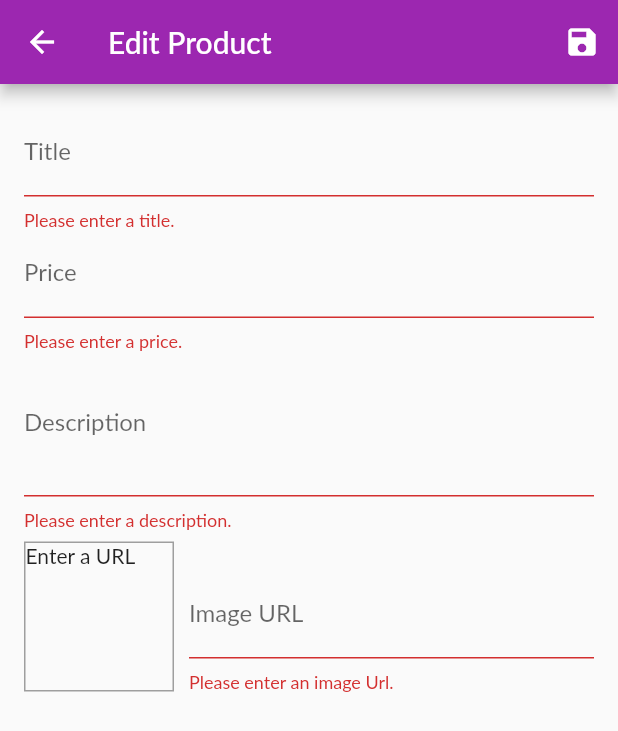
After one commit to olwethuGIT/mobile_commerce_shop, a Flutter app: the EditProductScreen screen opened by its route, after a tap on the "save" icon, on a phone screen of 412 x 824 dp. The commit adds this screen. Shown: the top 731 px of the screen. Run offline on Flutter 3.47's test engine with Material 2 defaults, Android fonts, the phone set to English and light mode, and no system bars; network calls fail; Roboto replaces fonts that are missing (Lato).

Commit message:
:updated the the code to work - Add to cart, delete products and add products.

```diff
--- a/lib/providers/products.dart
+++ b/lib/providers/products.dart
@@ -37,13 +37,7 @@ class Products with ChangeNotifier {
     )
   ];
 
-  //var _showFavouritesOnly = false;
-
   List<Product> get items {
-    // if (_showFavouritesOnly) {
-    //   return _items.where((prodItem) => prodItem.isFavourite).toList();
-    // }
-
     return [..._items];
   }
 
@@ -55,13 +49,31 @@ class Products with ChangeNotifier {
     return _items.firstWhere((p) => p.id == id);
   }
 
-  // void showFavoritesOnly() {
-  //   _showFavouritesOnly = true;
-  //   notifyListeners();
-  // }
-  //
-  // void showAll() {
-  //   _showFavouritesOnly = false;
-  //   notifyListeners();
-  // }
+  void addProduct(Product product) {
+    final newProduct = Product (
+        title: product.title,
+        description: product.description,
+        price: product.price,
+        imageUrl: product.imageUrl,
+        id: DateTime.now().toString());
+
+    _items.add(newProduct);
+    notifyListeners();
+  }
+
+  void updateProduct(String id, Product product) {
+    final prodIndex = _items.indexWhere((prod) => prod.id == id);
+
+    if(prodIndex >= 0 ) {
+      _items[prodIndex] = product;
+      notifyListeners();
+    } else {
+      print('...');
+    }
+  }
+
+  void deleteProduct(String id) {
+    _items.removeWhere((prod) => prod.id == id);
+    notifyListeners();
+  }
 }
--- /dev/null
+++ b/lib/screens/edit_product_screen.dart
@@ -0,0 +1,268 @@
+import 'package:flutter/material.dart';
+import 'package:provider/provider.dart';
+import '../providers/product.dart';
+import '../providers/products.dart';
+
+
+class EditProductScreen extends StatefulWidget {
+  static const routeName = '/edit-product';
+  const EditProductScreen({Key? key}) : super(key: key);
+
+  @override
+  _EditProductScreenState createState() => _EditProductScreenState();
+}
+
+class _EditProductScreenState extends State<EditProductScreen> {
+  final _priceFocusNode = FocusNode();
+  final _descFocusNode = FocusNode();
+  final _imageUrlFocusNode = FocusNode();
+  final _imageUrlController = TextEditingController();
+  final _formKey = GlobalKey<FormState>();
+  var _editedProduct = Product(id: '', title: '', price: 0, description: '', imageUrl: '');
+  var _isInit = true;
+  var _initValues = {
+    'title': '',
+    'description': '',
+    'price': ''
+  };
+
+
+  @override
+  void initState() {
+    _imageUrlFocusNode.addListener(_updateImageUrl);
+    super.initState();
+  }
+
+  @override
+  void dispose() {
+    _priceFocusNode.dispose();
+    _descFocusNode.dispose();
+    _imageUrlFocusNode.dispose();
+    _imageUrlController.dispose();
+    _imageUrlFocusNode.removeListener(_updateImageUrl);
+    super.dispose();
+  }
+
+
+  @override
+  void didChangeDependencies() {
+    if (_isInit) {
+      final productId = ModalRoute.of(context)?.settings.arguments as String?;
+
+      if (productId != null) {
+        _editedProduct =
+            Provider.of<Products>(context, listen: false).findById(productId);
+
+        _initValues = {
+          'title': _editedProduct.title,
+          'description': _editedProduct.description,
+          'price': _editedProduct.price.toString()
+        };
+        _imageUrlController.text = _editedProduct.imageUrl;
+      }
+    }
+
+    _isInit = false;
+    super.didChangeDependencies();
+  }
+
+  void _updateImageUrl() {
+    if (!_imageUrlFocusNode.hasFocus) {
+      if ((!_imageUrlController.text.startsWith('http') && !_imageUrlController.text.startsWith('https')) ||
+          (!_imageUrlController.text.endsWith('.png') && !_imageUrlController.text.endsWith('.jpg') && !_imageUrlController.text.endsWith('.jpeg'))) {
+        return;
+      }
+
+      setState(() {});
+    }
+  }
+
+  void _saveForm() {
+    if (!_formKey.currentState!.validate()) {
+      return;
+    }
+    _formKey.currentState!.save();
+
+    if (_editedProduct.id.isNotEmpty) {
+      Provider.of<Products>(context, listen: false).updateProduct(_editedProduct.id, _editedProduct);
+    } else {
+      Provider.of<Products>(context, listen: false).addProduct(_editedProduct);
+    }
+
+    Navigator.of(context).pop();
+  }
+
+  @override
+  Widget build(BuildContext context) {
+    return Scaffold(
+      appBar: AppBar(
+        title: const Text('Edit Product'),
+        actions: <Widget>[
+          IconButton(
+            icon: const Icon(Icons.save),
+            onPressed: _saveForm,
+          )
+        ],
+      ),
+      body: Form(
+        key: _formKey,
+        child: SingleChildScrollView(
+          child: Padding(
+            padding: const EdgeInsets.all(16.0),
+            child: Column(
+              children: <Widget>[
+                TextFormField(
+                  initialValue: _initValues['title'],
+                  decoration: const InputDecoration(
+                      labelText: 'Title',
+                  ),
+                  textInputAction: TextInputAction.next,
+                  onFieldSubmitted: (_) {
+                    FocusScope.of(context).requestFocus(_priceFocusNode);
+                  },
+                  validator: (value) {
+                    if (value!.isEmpty) {
+                      return 'Please enter a title.';
+                    }
+                    return null;
+                  },
+                  onSaved: (value) {
+                    _editedProduct = Product(
+                      id: _editedProduct.id,
+                      title: value ?? '',
+                      description: _editedProduct.description,
+                      price: _editedProduct.price,
+                      imageUrl: _editedProduct.imageUrl,
+                      isFavourite: _editedProduct.isFavourite
+                    );
+                  },
+                ),
+                TextFormField(
+                  initialValue: _initValues['price'],
+                  decoration: const InputDecoration(
+                      labelText: 'Price'
+                  ),
+                  textInputAction: TextInputAction.next,
+                  keyboardType: TextInputType.number,
+                  focusNode: _priceFocusNode,
+                  onFieldSubmitted: (_) {
+                    FocusScope.of(context).requestFocus(_descFocusNode);
+                  },
+                  validator: (value) {
+                    if (value!.isEmpty) {
+                      return 'Please enter a price.';
+                    }
+
+                    if (double.tryParse(value) == null) {
+                      return 'Please enter a valid number.';
+                    }
+
+                    if (double.parse(value) <= 0) {
+                      return 'Please enter a number greater than 0.';
+                    }
+
+                    return null;
+                  },
+                  onSaved: (value) {
+                    _editedProduct = Product(
+                        id: _editedProduct.id,
+                        title: _editedProduct.title,
+                        description: _editedProduct.description,
+                        price: double.parse(value ?? '0'),
+                        imageUrl: _editedProduct.imageUrl,
+                        isFavourite: _editedProduct.isFavourite);
+                  },
+                ),
+                TextFormField(
+                  initialValue: _initValues['description'],
+                  decoration: const InputDecoration(
+                      labelText: 'Description'
+                  ),
+                  maxLines: 3,
+                  keyboardType: TextInputType.multiline,
+                  focusNode: _descFocusNode,
+                  validator: (value) {
+                    if (value!.isEmpty) {
+                      return 'Please enter a description.';
+                    }
+
+                    if (value.length < 10) {
+                      return 'Description should be at least 10 characters.';
+                    }
+                    return null;
+                  },
+                  onSaved: (value) {
+                    _editedProduct = Product(
+                        id: _editedProduct.id,
+                        title: _editedProduct.title,
+                        description: value ?? '',
+                        price: _editedProduct.price,
+                        imageUrl: _editedProduct.imageUrl,
+                        isFavourite: _editedProduct.isFavourite);
+                  },
+                ),
+                Row(
+                  crossAxisAlignment: CrossAxisAlignment.end,
+                  children: <Widget>[
+                    Container(
+                      width: 100,
+                      height: 100,
+                      margin: const EdgeInsets.only(top: 8, right: 10),
+                      decoration: BoxDecoration(
+                        border: Border.all(
+                          width: 1,
+                          color: Colors.grey
+                        ),
+                      ),
+                      child: _imageUrlController.text.isEmpty ? const Text('Enter a URL') : FittedBox(
+                        child: Image.network(_imageUrlController.text, fit: BoxFit.cover,),
+                      ),
+                    ),
+                    Expanded(
+                      child: TextFormField(
+                        initialValue: _initValues['imageUrl'],
+                        decoration: const InputDecoration(
+                            labelText: 'Image URL'
+                        ),
+                        keyboardType: TextInputType.url,
+                        textInputAction: TextInputAction.done,
+                        controller: _imageUrlController,
+                        focusNode: _imageUrlFocusNode,
+                        onFieldSubmitted: (_) {
+                          _saveForm();
+                        },
+                        validator: (value) {
+                          if (value!.isEmpty) {
+                            return 'Please enter an image Url.';
+                          }
+
+                          if (!value.startsWith('http') && !value.startsWith('https')) {
+                            return 'Please enter a valid image Url.';
+                          }
+
+                          if (!value.endsWith('.png') && !value.endsWith('.jpg') && !value.endsWith('.jpeg')) {
+                            return 'Please enter a valid image Url.';
+                          }
+                          return null;
+                        },
+                        onSaved: (value) {
+                          _editedProduct = Product(
+                              id: _editedProduct.id,
+                              title: _editedProduct.title,
+                              description: _editedProduct.description,
+                              price: _editedProduct.price,
+                              imageUrl: value ?? '',
+                              isFavourite: _editedProduct.isFavourite);
+                        },
+                      ),
+                    )
+                  ],
+                )
+              ],
+            ),
+          )
+        )
+      ),
+    );
+  }
+}
--- a/lib/widgets/app_drawer.dart
+++ b/lib/widgets/app_drawer.dart
@@ -1,5 +1,6 @@
 import 'package:flutter/material.dart';
 import '../screens/orders_screen.dart';
+import '../screens/user_product_screen.dart';
 
 class AppDrawer extends StatelessWidget {
   const AppDrawer({Key? key}) : super(key: key);
@@ -27,6 +28,14 @@ class AppDrawer extends StatelessWidget {
             onTap: () {
               Navigator.of(context).pushNamed(OrdersScreen.routeName);
             },
+          ),
+          const Divider(),
+          ListTile(
+            leading: const Icon(Icons.edit),
+            title: const Text('Manage Products'),
+            onTap: () {
+              Navigator.of(context).pushNamed(UserProductScreen.routeName);
+            },
           )
         ],
       ),
```
Also changed, not shown: lib/main.dart (+6 -4 lines), lib/providers/cart.dart (+18 -0 lines), lib/screens/user_product_screen.dart (added, +46 -0 lines), lib/widgets/cart_item.dart (+17 -0 lines), lib/widgets/product_item.dart (+15 -2 lines), lib/widgets/user_product_item.dart (added, +43 -0 lines).
